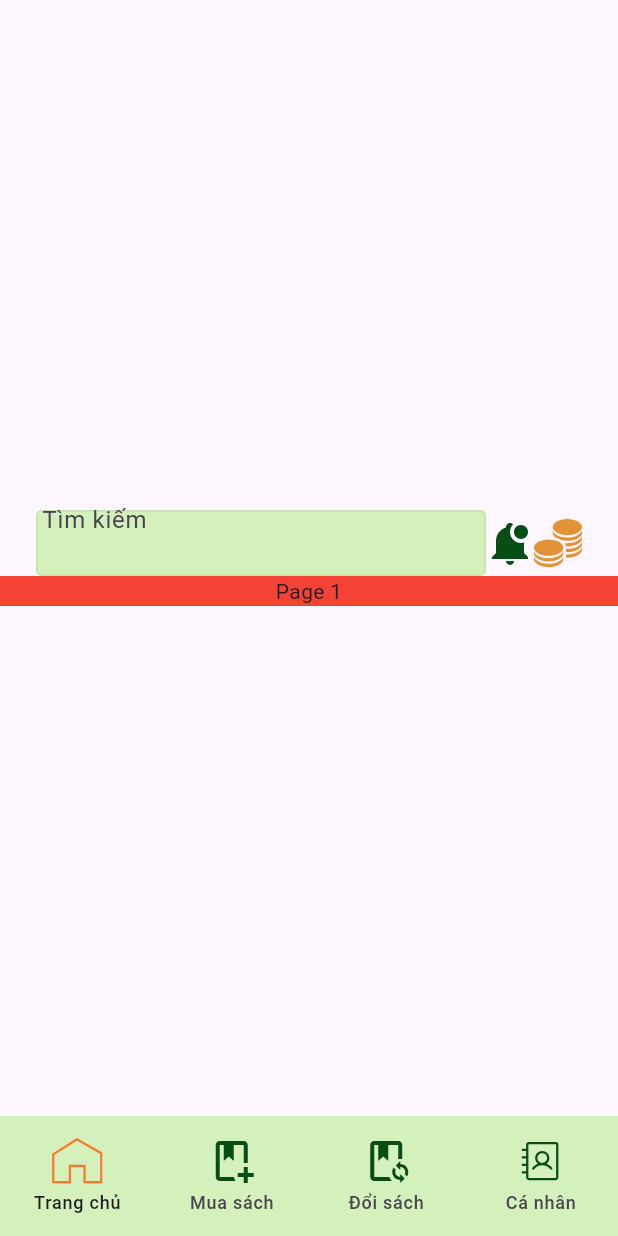
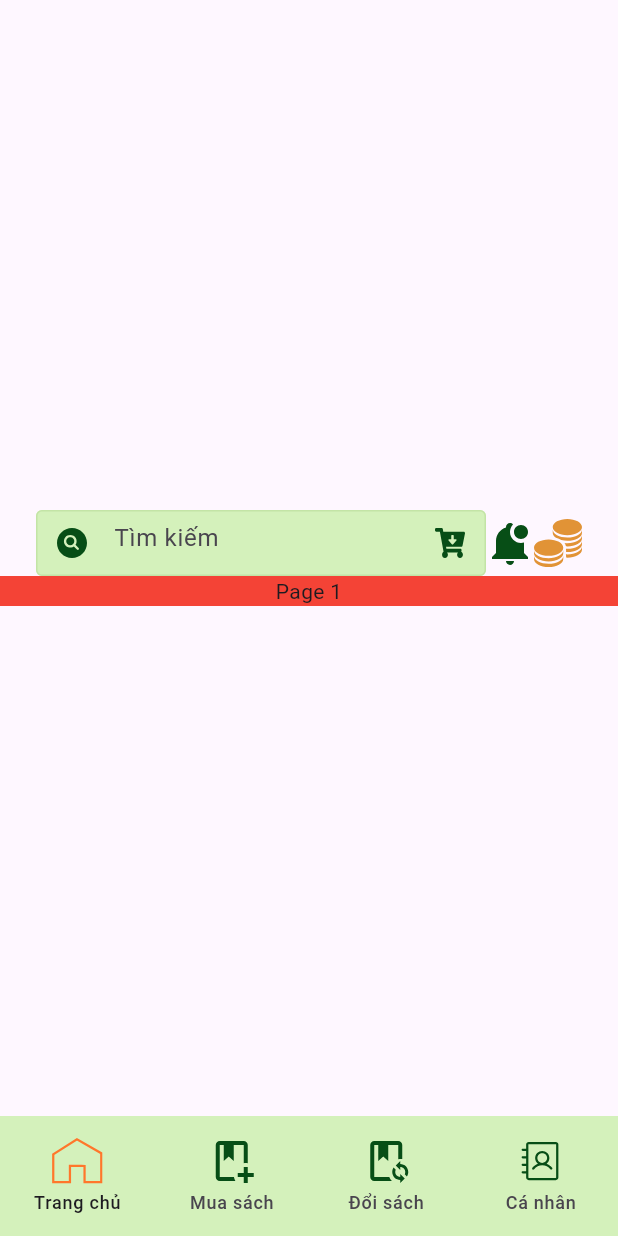
Before and after one commit to TaQuangKhoi/ex_book, a Flutter app: the screen it shows after launch, on a phone screen of 412 x 824 dp. Run offline on Flutter 3.47's test engine with Material 2 defaults, Android fonts, the phone set to English and light mode, and no system bars; our stand-ins replace flutter_svg, google_fonts.

Commit message:
Show all icon for Search Bar

```diff
--- a/lib/widgets/ex_book_search_bar.dart
+++ b/lib/widgets/ex_book_search_bar.dart
@@ -28,12 +28,14 @@ class _ExBookSearchBarState extends State<ExBookSearchBar> {
           width: 300,
           child: TextField(
             decoration: InputDecoration(
-              contentPadding: const EdgeInsets.symmetric(vertical: 40.0),
               filled: true,
               fillColor: Color(ExBookColor.mauChinh3.colorHex),
               border: border,
               hintText: 'Tìm kiếm',
-              // suffixIcon: suffixIcon,
+              suffixIcon: SvgPicture.asset('${assetPath}cart-icon.svg',
+                  semanticsLabel: 'Cart Icon', fit: BoxFit.scaleDown),
+              prefixIcon: SvgPicture.asset('${assetPath}search-icon.svg',
+                  semanticsLabel: 'Search Icon', fit: BoxFit.scaleDown),
               enabledBorder: border,
               focusedBorder: border,
               errorBorder: border,
```
